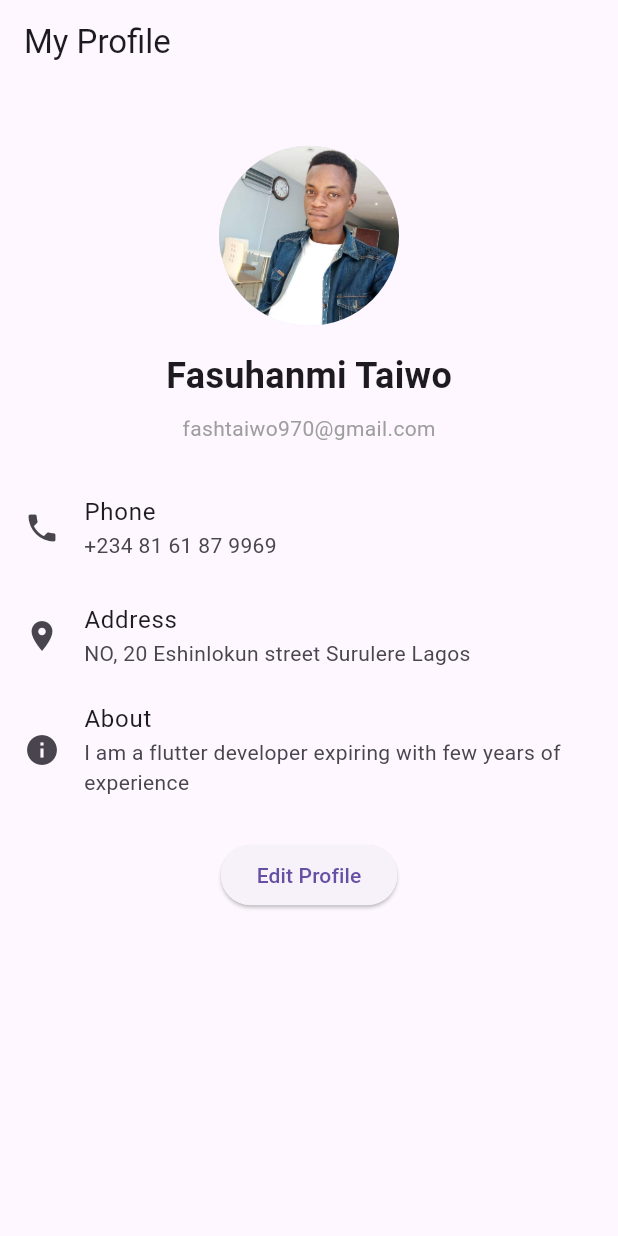
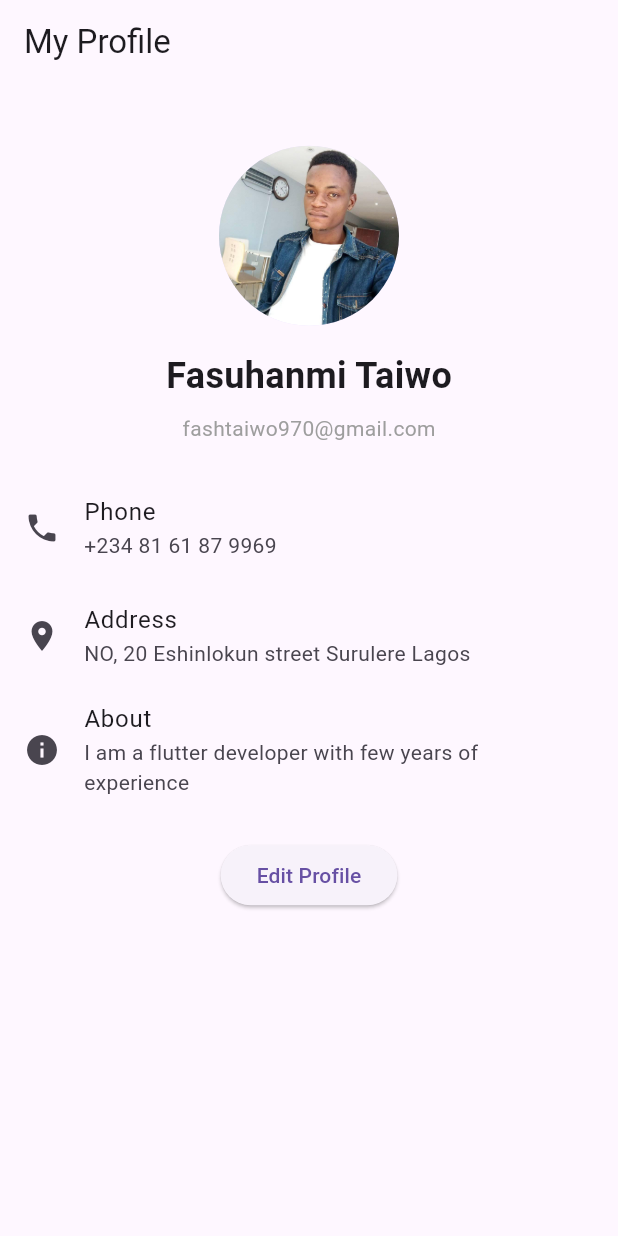
Before and after one commit to FashT/Profile-page, a Flutter app: the screen it shows after launch, on a phone screen of 412 x 824 dp. Run offline on Flutter 3.47's test engine with Material 3 defaults, Android fonts, the phone set to English and light mode, and no system bars.

Commit message:
second changes

```diff
--- a/lib/profile_screen.dart
+++ b/lib/profile_screen.dart
@@ -42,7 +42,7 @@ class ProfileScreen extends StatelessWidget {
             leading: const Icon(Icons.info),
             title: const Text('About'),
             subtitle: const Text(
-              'I am a flutter developer expiring with few years of experience',
+              'I am a flutter developer with few years of experience',
             ),
           ),
           SizedBox(height: size.height * 0.024),
```
